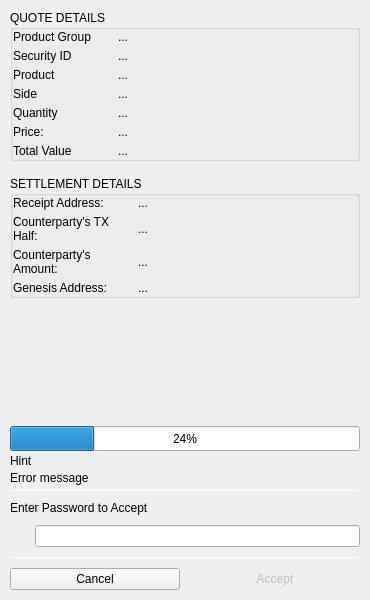
BlockSettle/terminal, file BlockSettleUILib/DealerCCSettlementDialog.ui: the form before one commit.
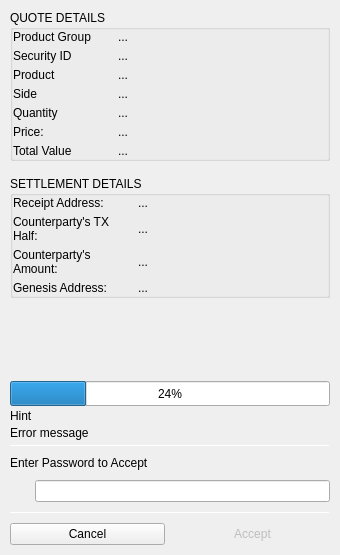
The form after the commit. Icons and pictures are not drawn.

What changed in the file:
```diff
--- a/BlockSettleUILib/DealerCCSettlementDialog.ui
+++ b/BlockSettleUILib/DealerCCSettlementDialog.ui
@@ -6,12 +6,12 @@
    <rect>
     <x>0</x>
     <y>0</y>
-    <width>370</width>
-    <height>600</height>
+    <width>340</width>
+    <height>555</height>
    </rect>
   </property>
   <property name="sizePolicy">
-   <sizepolicy hsizetype="Fixed" vsizetype="Fixed">
+   <sizepolicy hsizetype="Fixed" vsizetype="MinimumExpanding">
     <horstretch>0</horstretch>
     <verstretch>0</verstretch>
    </sizepolicy>
```
